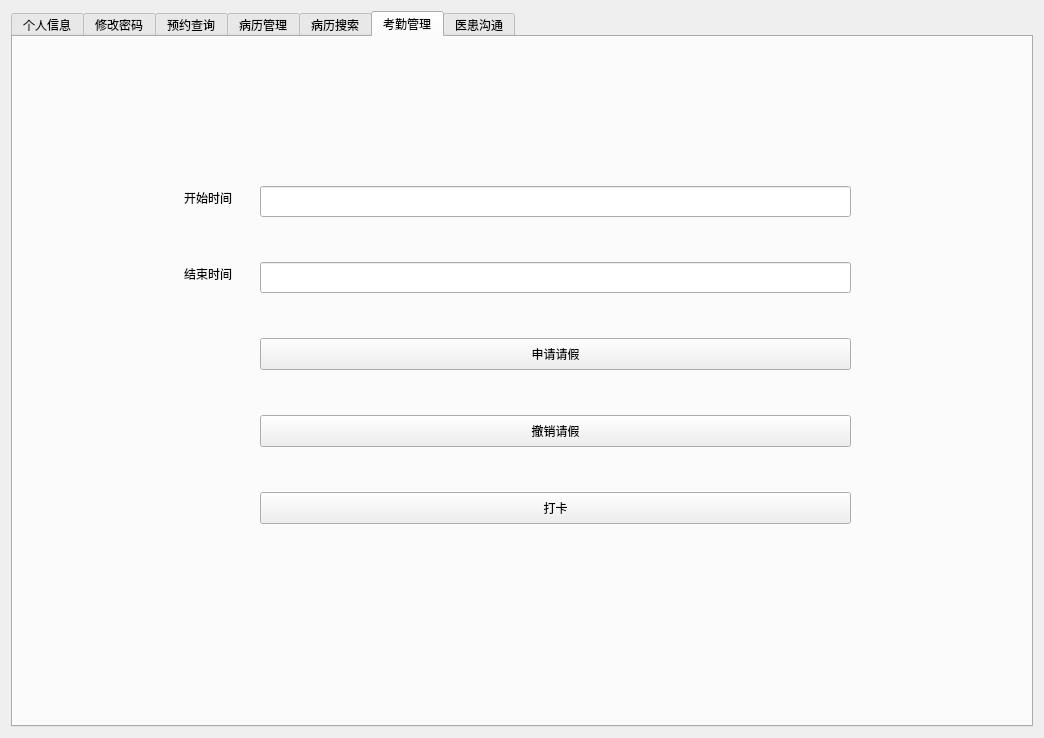
Above: src/doctor-client/src/doctor.ui from bit-cs-practicing/MedicalIntelligence before the change. Below: the same form after it.
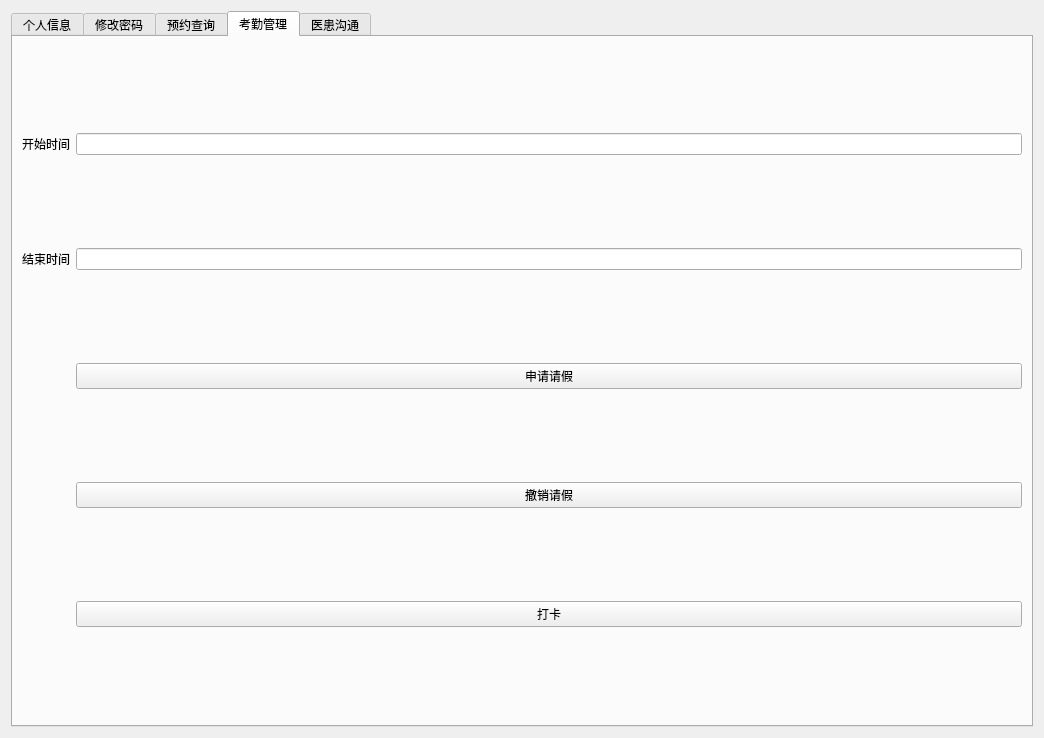
That is the form after the change. The open tabs and pages were chosen to show the change.

Commit message: fix(doctor-client/view): case manage model updated

The edit to the form file:
```diff
--- a/src/doctor-client/src/doctor.ui
+++ b/src/doctor-client/src/doctor.ui
@@ -233,216 +233,53 @@
        </item>
       </layout>
      </widget>
-     <widget class="QWidget" name="CaseManaging">
-      <attribute name="title">
-       <string>病历管理</string>
-      </attribute>
-      <layout class="QGridLayout" name="gridLayout_7">
-       <item row="0" column="0">
-        <widget class="QLabel" name="label_30">
-         <property name="text">
-          <string>诊断</string>
-         </property>
-        </widget>
-       </item>
-       <item row="1" column="0">
-        <widget class="QLabel" name="label_31">
-         <property name="text">
-          <string>处方</string>
-         </property>
-        </widget>
-       </item>
-       <item row="0" column="1">
-        <widget class="QLineEdit" name="diagnosis"/>
-       </item>
-       <item row="2" column="0">
-        <widget class="QLabel" name="label_32">
-         <property name="text">
-          <string>医嘱</string>
-         </property>
-        </widget>
-       </item>
-       <item row="2" column="1">
-        <widget class="QLineEdit" name="advice"/>
-       </item>
-       <item row="1" column="1">
-        <widget class="QLineEdit" name="prescription"/>
-       </item>
-       <item row="3" column="1">
-        <widget class="QPushButton" name="OKBtn">
-         <property name="text">
-          <string>确认修改</string>
-         </property>
-        </widget>
-       </item>
-      </layout>
-     </widget>
-     <widget class="QWidget" name="CaseSearching">
-      <attribute name="title">
-       <string>病历搜索</string>
-      </attribute>
-      <layout class="QGridLayout" name="gridLayout_8">
-       <item row="0" column="0" colspan="5">
-        <widget class="QLineEdit" name="selectCase"/>
-       </item>
-       <item row="0" column="5">
-        <widget class="QPushButton" name="selectBtn_2">
-         <property name="text">
-          <string>查询</string>
-         </property>
-        </widget>
-       </item>
-       <item row="1" column="0">
-        <widget class="QLabel" name="label_33">
-         <property name="text">
-          <string>病人姓名</string>
-         </property>
-        </widget>
-       </item>
-       <item row="1" column="1">
-        <widget class="QLabel" name="label_34">
-         <property name="text">
-          <string>病人身份证号</string>
-         </property>
-        </widget>
-       </item>
-       <item row="1" column="2">
-        <widget class="QLabel" name="label_35">
-         <property name="text">
-          <string>诊断</string>
-         </property>
-        </widget>
-       </item>
-       <item row="1" column="3">
-        <widget class="QLabel" name="label_36">
-         <property name="text">
-          <string>处方</string>
-         </property>
-        </widget>
-       </item>
-       <item row="1" column="4">
-        <widget class="QLabel" name="label_37">
-         <property name="text">
-          <string>医嘱</string>
-         </property>
-        </widget>
-       </item>
-       <item row="2" column="0" colspan="6">
-        <widget class="QScrollArea" name="CaseListScreen">
-         <property name="widgetResizable">
-          <bool>true</bool>
-         </property>
-         <widget class="QWidget" name="scrollAreaWidgetContents">
-          <property name="geometry">
-           <rect>
-            <x>0</x>
-            <y>0</y>
-            <width>1002</width>
-            <height>628</height>
-           </rect>
-          </property>
-         </widget>
-        </widget>
-       </item>
-      </layout>
-      <zorder>CaseListScreen</zorder>
-      <zorder>selectCase</zorder>
-      <zorder>selectBtn_2</zorder>
-      <zorder>label_33</zorder>
-      <zorder>label_34</zorder>
-      <zorder>label_35</zorder>
-      <zorder>label_36</zorder>
-      <zorder>label_37</zorder>
-     </widget>
      <widget class="QWidget" name="LeaveManaging">
       <attribute name="title">
        <string>考勤管理</string>
       </attribute>
-      <widget class="QLabel" name="label_28">
-       <property name="geometry">
-        <rect>
-         <x>171</x>
-         <y>225</y>
-         <width>63</width>
-         <height>23</height>
-        </rect>
-       </property>
-       <property name="text">
-        <string>结束时间</string>
-       </property>
-      </widget>
-      <widget class="QPushButton" name="leaveReqBtn">
-       <property name="geometry">
-        <rect>
-         <x>247</x>
-         <y>301</y>
-         <width>591</width>
-         <height>32</height>
-        </rect>
-       </property>
-       <property name="text">
-        <string>申请请假</string>
-       </property>
-      </widget>
-      <widget class="QLineEdit" name="endTime">
-       <property name="geometry">
-        <rect>
-         <x>247</x>
-         <y>225</y>
-         <width>591</width>
-         <height>31</height>
-        </rect>
-       </property>
-      </widget>
-      <widget class="QLineEdit" name="startTime">
-       <property name="geometry">
-        <rect>
-         <x>247</x>
-         <y>149</y>
-         <width>591</width>
-         <height>31</height>
-        </rect>
-       </property>
-      </widget>
-      <widget class="QPushButton" name="leaveCancBtn">
-       <property name="geometry">
-        <rect>
-         <x>247</x>
-         <y>378</y>
-         <width>591</width>
-         <height>32</height>
-        </rect>
-       </property>
-       <property name="text">
-        <string>撤销请假</string>
-       </property>
-      </widget>
-      <widget class="QPushButton" name="fetcLastRequestBtn">
-       <property name="geometry">
-        <rect>
-         <x>247</x>
-         <y>455</y>
-         <width>591</width>
-         <height>32</height>
-        </rect>
-       </property>
-       <property name="text">
-        <string>打卡</string>
-       </property>
-      </widget>
-      <widget class="QLabel" name="label_27">
-       <property name="geometry">
-        <rect>
-         <x>171</x>
-         <y>149</y>
-         <width>69</width>
-         <height>23</height>
-        </rect>
-       </property>
-       <property name="text">
-        <string>开始时间</string>
-       </property>
-      </widget>
+      <layout class="QGridLayout" name="gridLayout_2">
+       <item row="0" column="0">
+        <widget class="QLabel" name="label_27">
+         <property name="text">
+          <string>开始时间</string>
+         </property>
+        </widget>
+       </item>
+       <item row="0" column="1">
+        <widget class="QLineEdit" name="startTime"/>
+       </item>
+       <item row="1" column="0">
+        <widget class="QLabel" name="label_28">
+         <property name="text">
+          <string>结束时间</string>
+         </property>
+        </widget>
+       </item>
+       <item row="1" column="1">
+        <widget class="QLineEdit" name="endTime"/>
+       </item>
+       <item row="2" column="1">
+        <widget class="QPushButton" name="leaveReqBtn">
+         <property name="text">
+          <string>申请请假</string>
+         </property>
+        </widget>
+       </item>
+       <item row="3" column="1">
+        <widget class="QPushButton" name="leaveCancBtn">
+         <property name="text">
+          <string>撤销请假</string>
+         </property>
+        </widget>
+       </item>
+       <item row="4" column="1">
+        <widget class="QPushButton" name="fetcLastRequestBtn">
+         <property name="text">
+          <string>打卡</string>
+         </property>
+        </widget>
+       </item>
+      </layout>
      </widget>
      <widget class="QWidget" name="tab">
       <attribute name="title">
```
Left out of the diff: 10 changed lines with no effect on the pictures. The commit also changes 8 other files.
